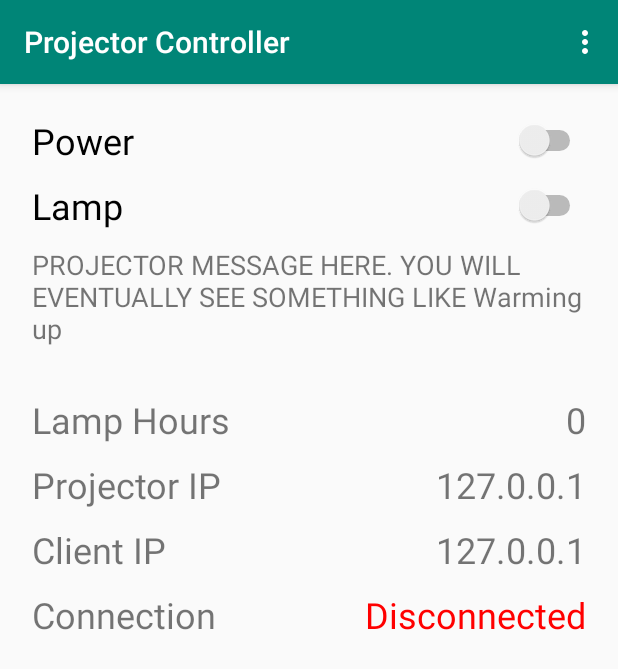
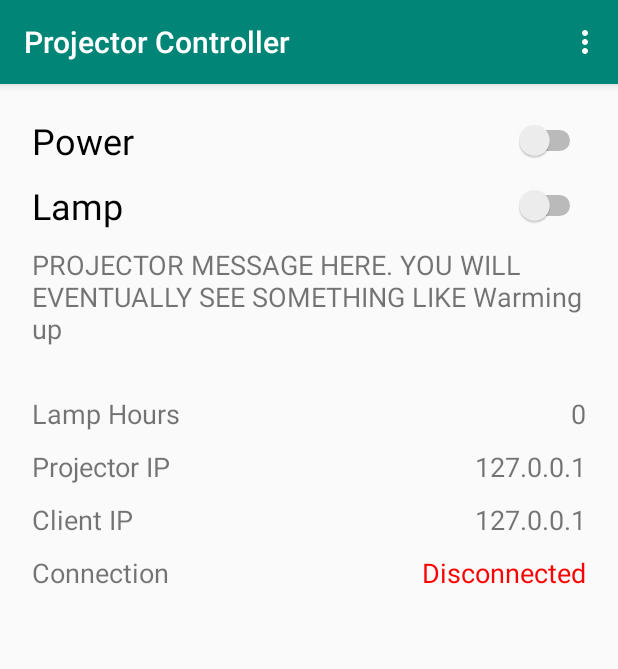
Before and after one commit to WcRnm/projector-app, an Android app: the screen it shows after launch (MainActivity), on a phone screen of 412 x 824 dp. Shown: the top 669 px of the screen. Run offline under Robolectric (Android 15) with nearby library versions, the phone set to English and light mode, and no system bars; network calls fail.

Commit message:
reduce font size for smaller screens

```diff
--- a/clients/android/app/src/main/res/layout/content_main.xml
+++ b/clients/android/app/src/main/res/layout/content_main.xml
@@ -67,14 +67,14 @@
                 android:id="@+id/textview_lamp_hrs_label"
                 android:layout_weight="0.5"
                 android:text="@string/lamp_hours_label"
-                android:textSize="24sp" />
+                android:textSize="18sp" />
 
             <TextView
                 android:id="@+id/textview_lamp_hrs"
-                android:layout_weight="0.5"
+                android:layout_weight="0.75"
                 android:gravity="end"
                 android:text="@string/lamp_hours"
-                android:textSize="24sp" />
+                android:textSize="18sp" />
 
         </TableRow>
 
@@ -84,14 +84,14 @@
                 android:id="@+id/textview_projector_addr_label"
                 android:layout_weight="0.5"
                 android:text="@string/projector_addr"
-                android:textSize="24sp" />
+                android:textSize="18sp" />
 
             <TextView
                 android:id="@+id/textview_projector_addr"
-                android:layout_weight="0.5"
+                android:layout_weight="0.75"
                 android:gravity="end"
                 android:text="@string/addr_localhost"
-                android:textSize="24sp" />
+                android:textSize="18sp" />
 
         </TableRow>
 
@@ -101,14 +101,14 @@
                 android:id="@+id/textview_client_addr_label"
                 android:layout_weight="0.5"
                 android:text="@string/client_addr"
-                android:textSize="24sp" />
+                android:textSize="18sp" />
 
             <TextView
                 android:id="@+id/textview_client_addr"
-                android:layout_weight="0.5"
+                android:layout_weight="0.75"
                 android:gravity="end"
                 android:text="@string/addr_localhost"
-                android:textSize="24sp" />
+                android:textSize="18sp" />
 
         </TableRow>
 
@@ -118,14 +118,14 @@
                 android:id="@+id/textview_connection"
                 android:layout_weight="0.5"
                 android:text="@string/connection_status"
-                android:textSize="24sp" />
+                android:textSize="18sp" />
 
             <TextView
                 android:id="@+id/textview_connectionStatus"
-                android:layout_weight="0.5"
+                android:layout_weight="0.75"
                 android:gravity="end"
                 android:text="@string/status_disconnected"
-                android:textSize="24sp" />
+                android:textSize="18sp" />
 
         </TableRow>
 
```
